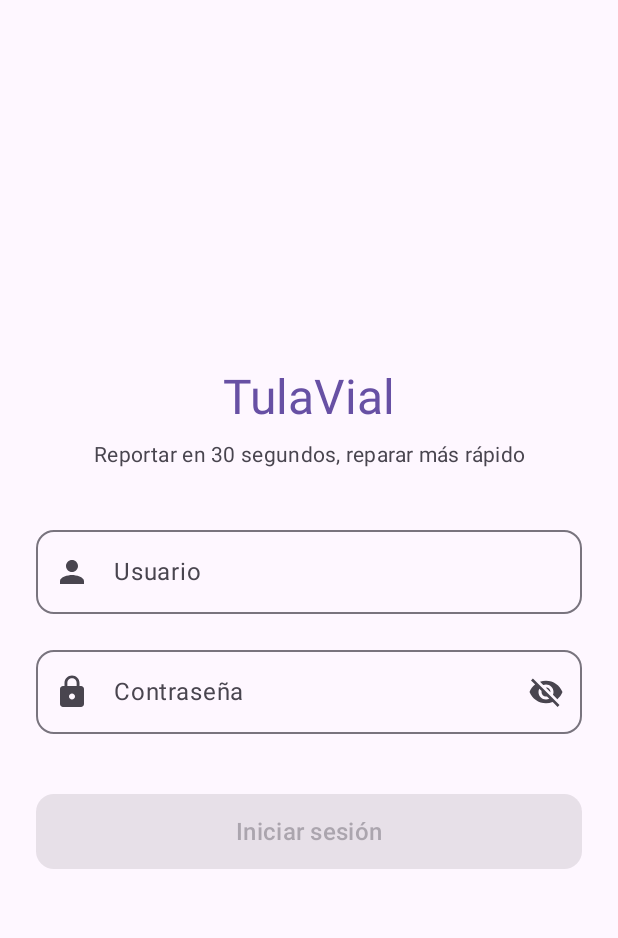
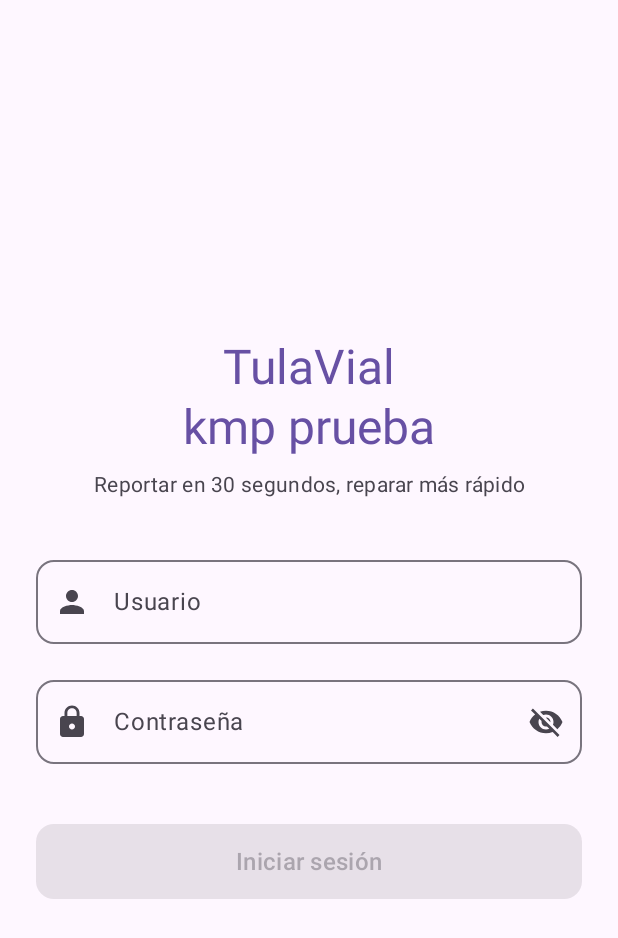
Before and after one commit to charlesoliver519-lab/tulavial-frontend, an Android app built with Jetpack Compose: the screen it shows after launch (MainActivity), on a phone screen of 412 x 824 dp. Shown: the top 938 px of the screen. Run offline under Robolectric (Android 15) with nearby library versions, the phone set to English and light mode, and no system bars.

Commit message:
Etiqueta prueba de kmp

```diff
--- a/shared/src/commonMain/kotlin/com/example/ui/login/LoginScreen.kt
+++ b/shared/src/commonMain/kotlin/com/example/ui/login/LoginScreen.kt
@@ -59,6 +59,11 @@ fun LoginScreen(
             text = "TulaVial",
             style = MaterialTheme.typography.headlineLarge,
             color = MaterialTheme.colorScheme.primary
+        )
+        Text(
+        text = "kmp prueba",
+        style = MaterialTheme.typography.headlineLarge,
+        color = MaterialTheme.colorScheme.primary
         )
 
         Spacer(modifier = Modifier.height(8.dp))
```
